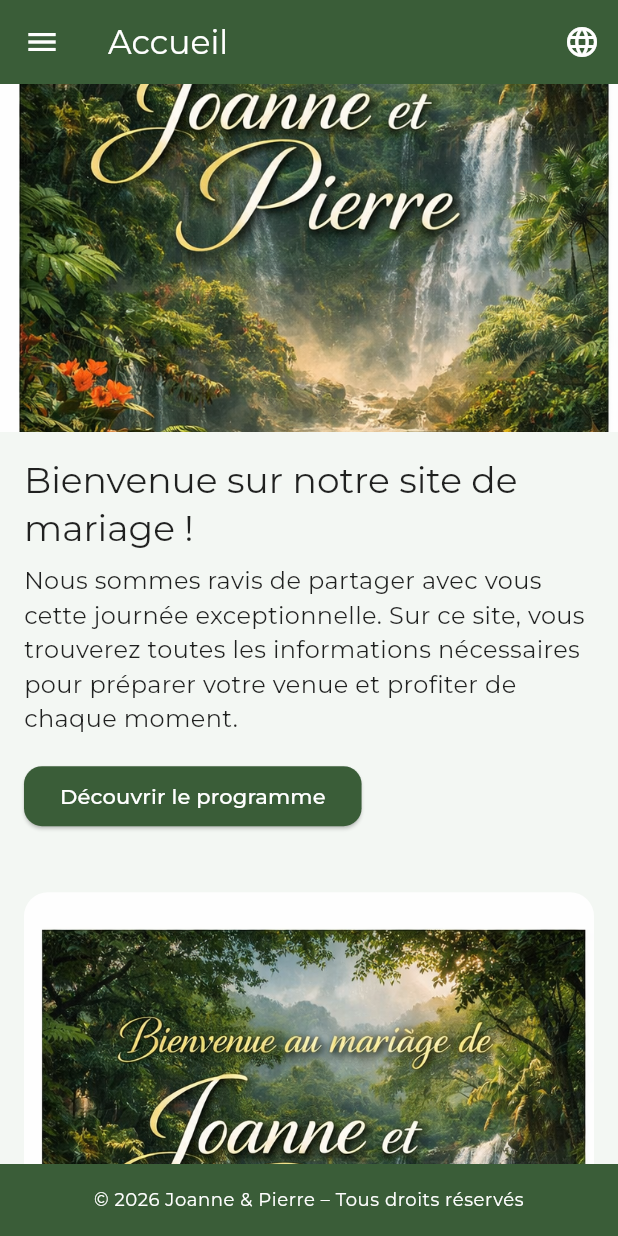
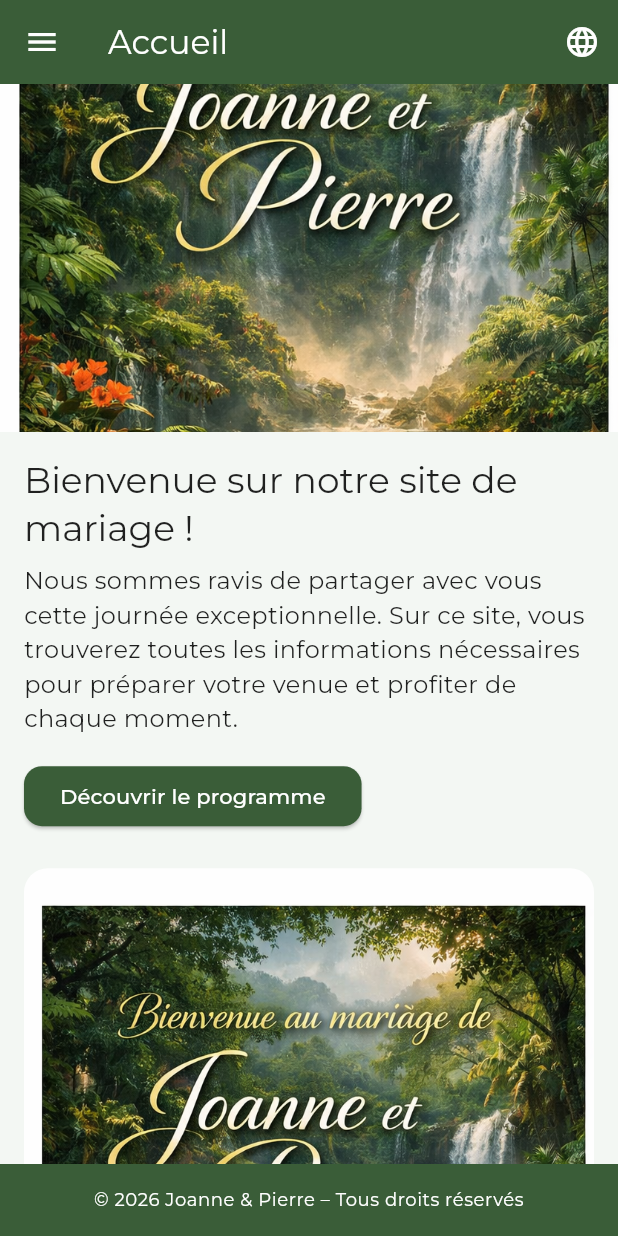
Before and after one commit to PierreDaguier/website-wedding, a Flutter app: the screen it shows after launch, on a phone screen of 412 x 824 dp. Run offline on Flutter 3.47's test engine with Material 3 defaults, Android fonts, the phone set to English and light mode, and no system bars; our stand-ins replace go_router, google_fonts.

Commit message:
Améliorer la mise en page responsive

```diff
--- a/lib/pages/home_page.dart
+++ b/lib/pages/home_page.dart
@@ -21,6 +21,23 @@ class HomePage extends StatefulWidget {
 class _HomePageState extends State<HomePage> {
   double _opacity = 0.0;
 
+  double _horizontalPadding(double width) {
+    if (width < 600) {
+      return 16;
+    }
+    if (width < 1024) {
+      return 32;
+    }
+    return 64;
+  }
+
+  double _maxContentWidth(double width) {
+    if (width < 1200) {
+      return width;
+    }
+    return 1200;
+  }
+
   /// Construit une section alternant texte et image. Si [reverse] est vrai,
   /// l'image et le texte sont inversés sur les écrans larges. Sur mobile,
   /// les éléments sont empilés dans l'ordre.
@@ -33,22 +50,24 @@ class _HomePageState extends State<HomePage> {
     required String buttonRoute,
     bool reverse = false,
   }) {
-    final List<Widget> children = [
-      Expanded(
-        flex: 1,
-        child: ClipRRect(
+    return LayoutBuilder(
+      builder: (context, constraints) {
+        final bool isWide = constraints.maxWidth >= 900;
+        final Widget image = ClipRRect(
           borderRadius: BorderRadius.circular(16),
           child: Image.asset(
             imageAsset,
             fit: BoxFit.cover,
             alignment: Alignment.topCenter,
           ),
-        ),
-      ),
-      const SizedBox(width: 24, height: 24),
-      Expanded(
-        flex: 1,
-        child: Column(
+        );
+        final Widget imageWidget = isWide
+            ? image
+            : AspectRatio(
+                aspectRatio: 16 / 9,
+                child: image,
+              );
+        final Widget textWidget = Column(
           crossAxisAlignment: CrossAxisAlignment.start,
           children: [
             Text(
@@ -66,24 +85,31 @@ class _HomePageState extends State<HomePage> {
               child: Text(buttonLabel),
             ),
           ],
-        ),
-      ),
-    ];
-    return LayoutBuilder(
-      builder: (context, constraints) {
-        final bool isWide = constraints.maxWidth >= 800;
-        final List<Widget> arrangedChildren =
-            reverse && isWide ? children.reversed.toList() : children;
+        );
         return Padding(
-          padding: const EdgeInsets.symmetric(horizontal: 16, vertical: 24),
+          padding: const EdgeInsets.symmetric(vertical: 24),
           child: isWide
               ? Row(
                   crossAxisAlignment: CrossAxisAlignment.center,
-                  children: arrangedChildren,
+                  children: reverse
+                      ? [
+                          Flexible(child: textWidget),
+                          const SizedBox(width: 24),
+                          Flexible(child: imageWidget),
+                        ]
+                      : [
+                          Flexible(child: imageWidget),
+                          const SizedBox(width: 24),
+                          Flexible(child: textWidget),
+                        ],
                 )
               : Column(
                   crossAxisAlignment: CrossAxisAlignment.stretch,
-                  children: arrangedChildren,
+                  children: [
+                    imageWidget,
+                    const SizedBox(height: 16),
+                    textWidget,
+                  ],
                 ),
         );
       },
@@ -111,7 +137,11 @@ class _HomePageState extends State<HomePage> {
     return ResponsiveScaffold(
       titleKey: 'navHome',
       onLocaleChange: widget.onLocaleChange,
-      child: SingleChildScrollView(
+      child: LayoutBuilder(
+        builder: (context, constraints) {
+          final double maxContentWidth = _maxContentWidth(constraints.maxWidth);
+          final double horizontalPadding = _horizontalPadding(constraints.maxWidth);
+          return SingleChildScrollView(
             child: Column(
               crossAxisAlignment: CrossAxisAlignment.stretch,
               children: [
@@ -165,8 +195,15 @@ class _HomePageState extends State<HomePage> {
                     );
                   },
                 ),
-            Padding(
-              padding: const EdgeInsets.all(16.0),
+                Align(
+                  alignment: Alignment.topCenter,
+                  child: ConstrainedBox(
+                    constraints: BoxConstraints(maxWidth: maxContentWidth),
+                    child: Padding(
+                      padding: EdgeInsets.symmetric(
+                        horizontal: horizontalPadding,
+                        vertical: 16,
+                      ),
                       child: Column(
                         crossAxisAlignment: CrossAxisAlignment.start,
                         children: [
@@ -185,9 +222,6 @@ class _HomePageState extends State<HomePage> {
                               context.go('/venue');
                             },
                             child: Text(loc.translate('homeCta')),
-                  ),
-                ],
-              ),
                           ),
                           // Sections supplémentaires alternant image et texte pour guider
                           // l'utilisateur vers les autres pages clés du site. Le choix des
@@ -222,6 +256,13 @@ class _HomePageState extends State<HomePage> {
                         ],
                       ),
                     ),
+                  ),
+                ),
+              ],
+            ),
+          );
+        },
+      ),
     );
   }
 }
```
Also changed, not shown: lib/pages/australia_page.dart (+28 -14 lines), lib/pages/contact_page.dart (+23 -2 lines), lib/pages/venue_page.dart (+24 -11 lines). Lines whose indentation alone changed are shown as unchanged.
